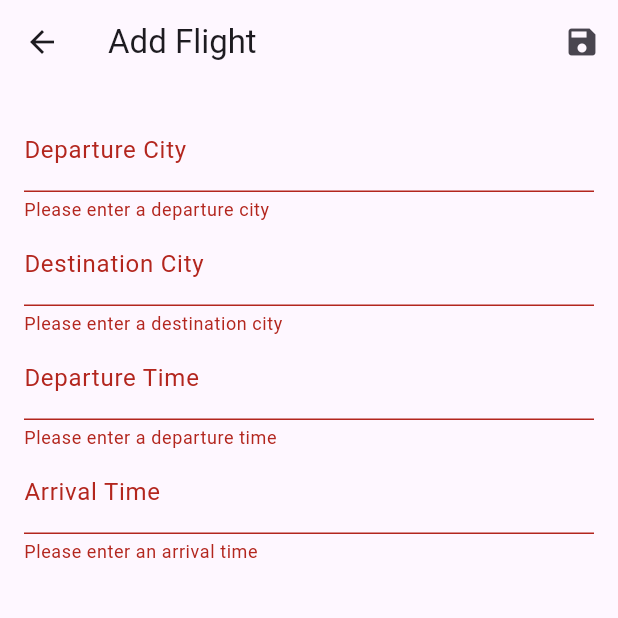
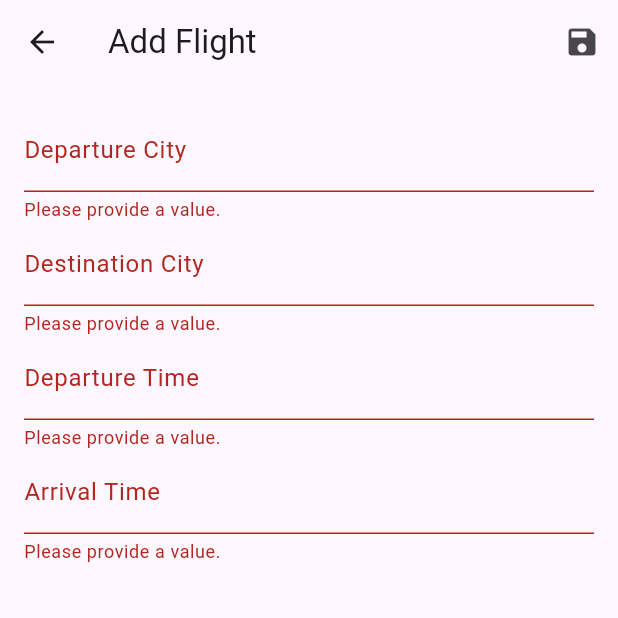
Before and after one commit to ideniska/CST2335_Final_Project, a Flutter app: the FlightFormScreen screen opened directly, after a tap on the "save" icon, on a phone screen of 412 x 824 dp, the top half of it. Run offline on Flutter 3.47's test engine with Material 3 defaults, Android fonts, the phone set to English and light mode, and no system bars; our stand-ins replace shared_preferences, sqflite; accounts and stored records are empty.

Commit message:
khung eidted

```diff
--- a/lib/screens/flight_form_screen.dart
+++ b/lib/screens/flight_form_screen.dart
@@ -2,7 +2,6 @@ import 'package:flutter/material.dart';
 import 'package:provider/provider.dart';
 import '../models/flight.dart';
 import '../providers/flight_provider.dart';
-import '../l10n/app_localizations.dart';
 
 class FlightFormScreen extends StatefulWidget {
   final Flight? flight;
@@ -34,7 +33,6 @@ class _FlightFormScreenState extends State<FlightFormScreen> {
   }
 
   void _saveForm() {
-    final localizations = AppLocalizations.of(context);
     if (_formKey.currentState!.validate()) {
       _formKey.currentState!.save();
       final flight = Flight(
@@ -55,10 +53,9 @@ class _FlightFormScreenState extends State<FlightFormScreen> {
 
   @override
   Widget build(BuildContext context) {
-    final localizations = AppLocalizations.of(context)!;
     return Scaffold(
       appBar: AppBar(
-        title: Text(widget.flight == null ? localizations.translate('addFlight') ?? 'Add Flight' : localizations.translate('editFlight') ?? 'Edit Flight'),
+        title: Text(widget.flight == null ? 'Add Flight' : 'Edit Flight'),
         actions: [
           IconButton(
             icon: Icon(Icons.save),
@@ -74,11 +71,11 @@ class _FlightFormScreenState extends State<FlightFormScreen> {
             children: [
               TextFormField(
                 initialValue: _flightData['departureCity'],
-                decoration: InputDecoration(labelText: localizations.translate('departureCity') ?? 'Departure City'),
+                decoration: InputDecoration(labelText: 'Departure City'),
                 textInputAction: TextInputAction.next,
                 validator: (value) {
                   if (value!.isEmpty) {
-                    return localizations.translate('pleaseEnterDepartureCity') ?? 'Please provide a value.';
+                    return 'Please provide a value.';
                   }
                   return null;
                 },
@@ -88,11 +85,11 @@ class _FlightFormScreenState extends State<FlightFormScreen> {
               ),
               TextFormField(
                 initialValue: _flightData['destinationCity'],
-                decoration: InputDecoration(labelText: localizations.translate('destinationCity') ?? 'Destination City'),
+                decoration: InputDecoration(labelText: 'Destination City'),
                 textInputAction: TextInputAction.next,
                 validator: (value) {
                   if (value!.isEmpty) {
-                    return localizations.translate('pleaseEnterDestinationCity') ?? 'Please provide a value.';
+                    return 'Please provide a value.';
                   }
                   return null;
                 },
@@ -102,11 +99,11 @@ class _FlightFormScreenState extends State<FlightFormScreen> {
               ),
               TextFormField(
                 initialValue: _flightData['departureTime'],
-                decoration: InputDecoration(labelText: localizations.translate('departureTime') ?? 'Departure Time'),
+                decoration: InputDecoration(labelText: 'Departure Time'),
                 textInputAction: TextInputAction.next,
                 validator: (value) {
                   if (value!.isEmpty) {
-                    return localizations.translate('pleaseEnterDepartureTime') ?? 'Please provide a value.';
+                    return 'Please provide a value.';
                   }
                   return null;
                 },
@@ -116,11 +113,11 @@ class _FlightFormScreenState extends State<FlightFormScreen> {
               ),
               TextFormField(
                 initialValue: _flightData['arrivalTime'],
-                decoration: InputDecoration(labelText: localizations.translate('arrivalTime') ?? 'Arrival Time'),
+                decoration: InputDecoration(labelText: 'Arrival Time'),
                 textInputAction: TextInputAction.done,
                 validator: (value) {
                   if (value!.isEmpty) {
-                    return localizations.translate('pleaseEnterArrivalTime') ?? 'Please provide a value.';
+                    return 'Please provide a value.';
                   }
                   return null;
                 },
```
Also changed, not shown: lib/screens/airplane_list_screen.dart (+53 -130 lines), pubspec.lock.
